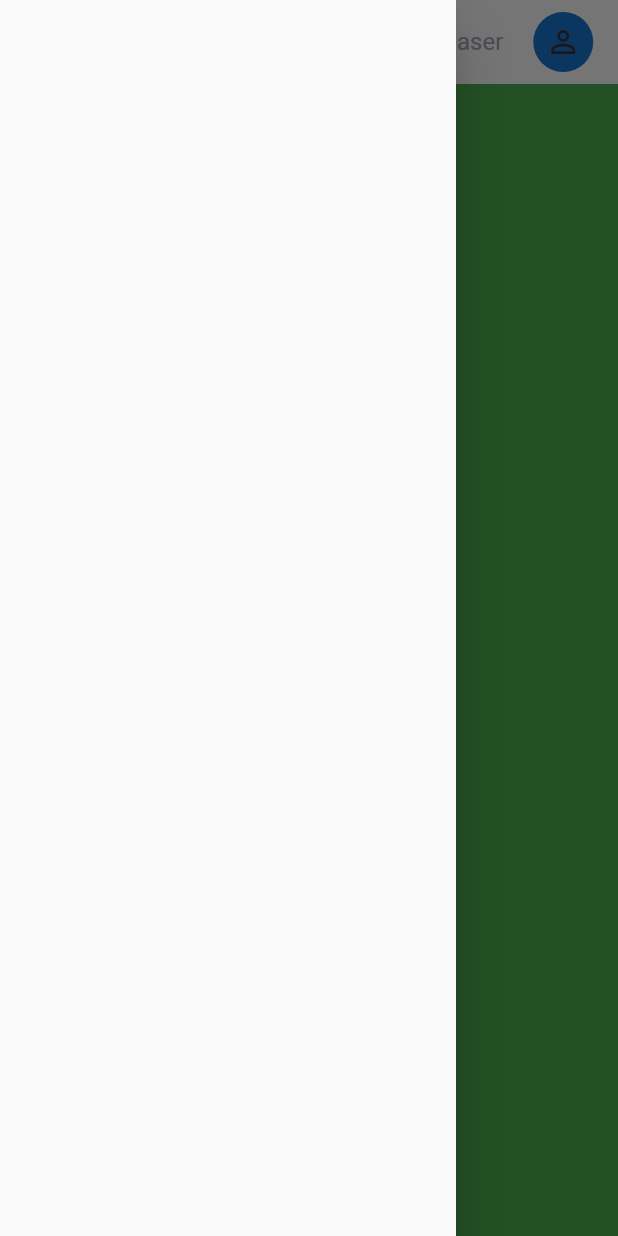
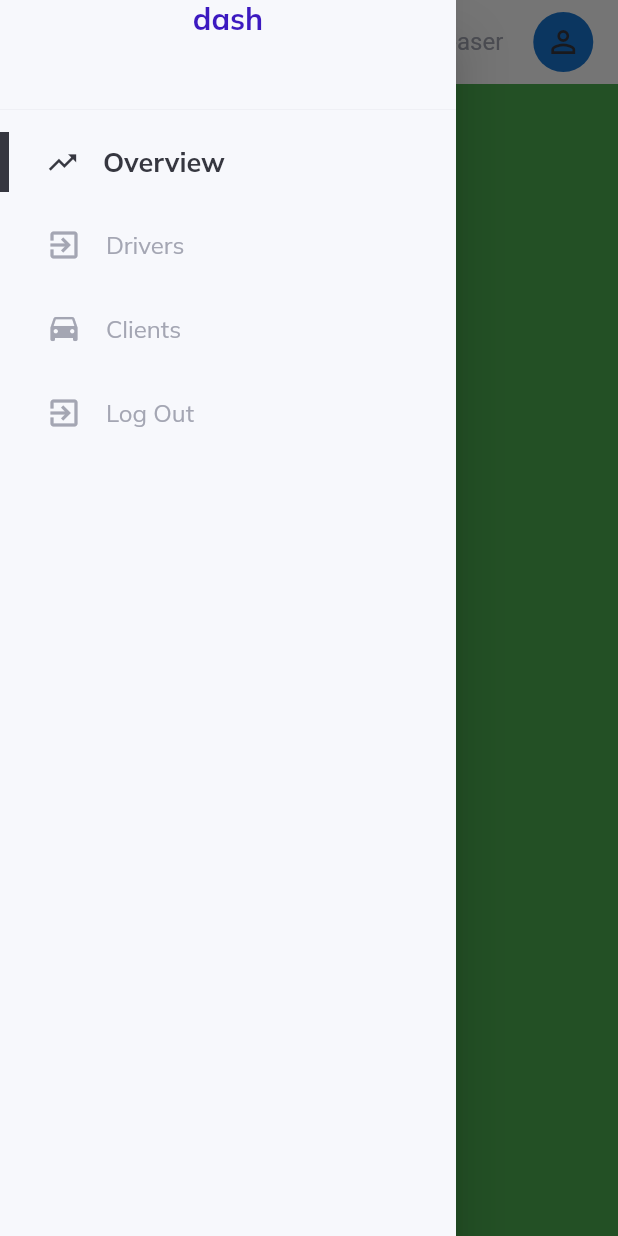
Before and after one commit to SaminYeaser/webapplicationflutter, a Flutter app: the screen it shows after launch, with the side drawer open, on a phone screen of 412 x 824 dp. Run offline on Flutter 3.47's test engine with Material 2 defaults, Android fonts, the light colour scheme and no system bars; our stand-ins replace get, google_fonts.

Commit message:
drawer and side menu done

```diff
--- a/lib/helper/responsiveness.dart
+++ b/lib/helper/responsiveness.dart
@@ -13,7 +13,7 @@ class Responsiveness extends StatelessWidget {
 
   const Responsiveness(
       {Key? key,
-      required this.mediumScreen,
+      this.mediumScreen,
       this.smallScreen,
       this.largeScreen,
       this.customScreen})
@@ -35,15 +35,16 @@ class Responsiveness extends StatelessWidget {
 
   @override
   Widget build(BuildContext context) {
-    return LayoutBuilder(builder: (context, constraints){
+    return LayoutBuilder(builder: (context, constraints) {
       double _width = constraints.maxWidth;
-      if(_width >= largeScreenSize){
+      if (_width >= largeScreenSize) {
         return Container(child: largeScreen);
-      }else if(_width<largeScreenSize && _width>= mediumScreenSize){
+      } else if (_width < largeScreenSize && _width >= mediumScreenSize) {
         return Container(child: mediumScreen ?? largeScreen);
-      }
-      else{
-        return Container(child: smallScreen ?? largeScreen ,);
+      } else {
+        return Container(
+          child: smallScreen ?? largeScreen,
+        );
       }
     });
   }
--- a/lib/sitelayout.dart
+++ b/lib/sitelayout.dart
@@ -1,6 +1,9 @@
 import 'package:flutter/material.dart';
 import 'package:webapplicationflutter/helper/responsiveness.dart';
 import 'package:webapplicationflutter/widgets/large_screen.dart';
+import 'package:webapplicationflutter/widgets/sideMenuItems.dart';
+
+import 'package:webapplicationflutter/widgets/sideMneu.dart';
 import 'package:webapplicationflutter/widgets/small_screen.dart';
 import 'package:webapplicationflutter/widgets/topNav.dart';
 
@@ -11,11 +14,12 @@ class Sitelayout extends StatelessWidget {
     return Scaffold(
       key: scaffoldKey,
       appBar: topNavigationBar(context, scaffoldKey),
-      drawer: Drawer(),
+      drawer: Drawer(
+        child: SideMenu(),
+      ),
       body: Responsiveness(
         largeScreen: LargeScreen(),
         smallScreen: SmallScreen(),
-        mediumScreen: null,
       ),
     );
   }
--- a/lib/widgets/horizontalMenuItem.dart
+++ b/lib/widgets/horizontalMenuItem.dart
@@ -8,7 +8,7 @@ class HorizontalMenuItem extends StatelessWidget {
   final String? itemName;
   final Function()? onTap;
 
-  const HorizontalMenuItem({Key? key, this.itemName, this.onTap})
+  const HorizontalMenuItem({Key? key,  this.itemName,  this.onTap})
       : super(key: key);
 
   @override
@@ -21,8 +21,8 @@ class HorizontalMenuItem extends StatelessWidget {
             ? menuController.onHover(itemName!)
             : menuController.onHover('not hovering');
       },
-      child: Obx(() {
-        return Container(
+      child:Obx(()=>
+          Container(
           color: menuController.isHovering(itemName!)
               ? lightGrey.withOpacity(.1)
               : Colors.transparent,
@@ -41,19 +41,20 @@ class HorizontalMenuItem extends StatelessWidget {
                 maintainAnimation: true,
               ),
               SizedBox(
-                width: _width / 80,
+                width: _width / 48,
               ),
               Padding(
                 padding: EdgeInsets.all(16),
                 child: menuController.returnIconFor(itemName!),
               ),
-              if (menuController.isActive(itemName!))
+              if (!menuController.isActive(itemName!))
                 Flexible(
                     child: Customtext(
                   text: itemName,
                   color:
                       menuController.isHovering(itemName!) ? darke : lightGrey,
-                ))
+                ),
+                )
               else
                 Flexible(child: Customtext(
                   text: itemName,
@@ -63,8 +64,8 @@ class HorizontalMenuItem extends StatelessWidget {
                 ),)
             ],
           ),
-        );
-      }),
+        )
+      ),
     );
   }
 }
--- a/lib/widgets/sideMenuItems.dart
+++ b/lib/widgets/sideMenuItems.dart
@@ -0,0 +1,20 @@
+import 'package:flutter/material.dart';
+import 'package:webapplicationflutter/helper/responsiveness.dart';
+import 'package:webapplicationflutter/widgets/horizontalMenuItem.dart';
+import 'package:webapplicationflutter/widgets/verticalMenuItem.dart';
+
+class SideMenuItem extends StatelessWidget {
+  final String? itemName;
+  final Function()? onTap;
+
+  const SideMenuItem({Key? key, this.itemName, this.onTap}) : super(key: key);
+
+  @override
+  Widget build(BuildContext context) {
+    if(Responsiveness.isCustomScreen(context)){
+      return VerticalSideBar(itemName: itemName, onTap: onTap,);
+    }else{
+      return HorizontalMenuItem(itemName: itemName, onTap: onTap,);
+    }
+  }
+}
--- /dev/null
+++ b/lib/widgets/sideMneu.dart
@@ -0,0 +1,57 @@
+import 'package:flutter/material.dart';
+import 'package:get/get.dart';
+import 'package:webapplicationflutter/constants/controllers.dart';
+import 'package:webapplicationflutter/constants/style.dart';
+import 'package:webapplicationflutter/helper/responsiveness.dart';
+import 'package:webapplicationflutter/routing/routes.dart';
+import 'package:webapplicationflutter/widgets/custom_texts.dart';
+import 'package:webapplicationflutter/widgets/sideMenuItems.dart';
+
+class SideMenu extends StatelessWidget {
+  @override
+  Widget build(BuildContext context) {
+    double _width = MediaQuery.of(context).size.width;
+    return Container(
+      color: lightColor,
+      child: ListView(
+        children: [
+          if (Responsiveness.isSmallScreen(context))
+            Column(
+              mainAxisSize: MainAxisSize.min,
+              children: [
+                SizedBox(
+                  width: _width / 48,
+                ),
+                Padding(
+                  padding: EdgeInsets.only(right: 12),
+                ),
+                Flexible(child: Customtext(
+                  text: "dash",
+                  size: 20,
+                  weight: FontWeight.bold,
+                  color: active,
+                ),),
+              ],
+            ),
+          SizedBox(height: 40,),
+          Divider(color: lightGrey.withOpacity(.1),),
+          Column(
+            mainAxisSize: MainAxisSize.min,
+            children: sideMenuItems.map((itemName) => SideMenuItem(
+              itemName: itemName == AuthenticationPageRoute ? "Log Out" : itemName,
+              onTap: (){
+                if(itemName == AuthenticationPageRoute){
+                  //TODO:: go to authentication page
+                }
+                if(!menuController.isActive(itemName)){
+                  menuController.changeActiveItemTo(itemName);
+                  if(Responsiveness.isSmallScreen(context)) Get.back();
+                }
+              },
+            )).toList(),
+          )
+        ],
+      ),
+    );
+  }
+}
```
Also changed, not shown: lib/controllers/menuController.dart (+4 -7 lines), lib/widgets/large_screen.dart (+4 -3 lines), lib/widgets/verticalMenuItem.dart (+74 -0 lines).
